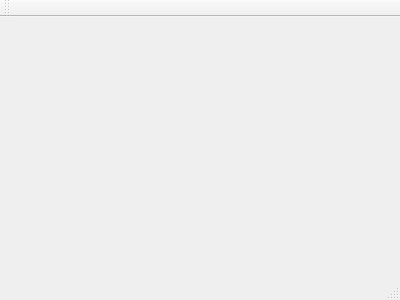
Above: mainwindow.ui from JanusErasmus/qt-finance before the change. Below: the same form after it.
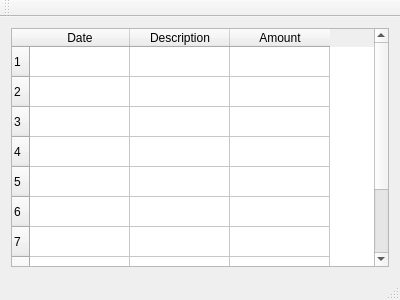
That is the form after the change.

Diff of the .ui file:
```diff
--- a/mainwindow.ui
+++ b/mainwindow.ui
@@ -12,13 +12,66 @@
   <property name="windowTitle" >
    <string>MainWindow</string>
   </property>
-  <widget class="QMenuBar" name="menuBar" />
-  <widget class="QToolBar" name="mainToolBar" />
-  <widget class="QWidget" name="centralWidget" />
-  <widget class="QStatusBar" name="statusBar" />
+  <widget class="QWidget" name="centralWidget">
+   <layout class="QHBoxLayout" name="horizontalLayout">
+    <item>
+     <widget class="QTableWidget" name="transactionTable">
+      <property name="rowCount">
+       <number>10</number>
+      </property>
+      <property name="columnCount">
+       <number>3</number>
+      </property>
+      <row/>
+      <row/>
+      <row/>
+      <row/>
+      <row/>
+      <row/>
+      <row/>
+      <row/>
+      <row/>
+      <row/>
+      <column>
+       <property name="text">
+        <string>Date</string>
+       </property>
+      </column>
+      <column>
+       <property name="text">
+        <string>Description</string>
+       </property>
+      </column>
+      <column>
+       <property name="text">
+        <string>Amount</string>
+       </property>
+      </column>
+     </widget>
+    </item>
+   </layout>
+  </widget>
+  <widget class="QMenuBar" name="menuBar">
+   <property name="geometry">
+    <rect>
+     <x>0</x>
+     <y>0</y>
+     <width>400</width>
+     <height>25</height>
+    </rect>
+   </property>
+  </widget>
+  <widget class="QToolBar" name="mainToolBar">
+   <attribute name="toolBarArea">
+    <enum>TopToolBarArea</enum>
+   </attribute>
+   <attribute name="toolBarBreak">
+    <bool>false</bool>
+   </attribute>
+  </widget>
+  <widget class="QStatusBar" name="statusBar"/>
  </widget>
- <layoutDefault spacing="6" margin="11" />
- <pixmapfunction></pixmapfunction>
+ <layoutdefault spacing="6" margin="11"/>
  <resources/>
  <connections/>
 </ui>
```
Left out of the diff: 7 changed lines with no effect on the pictures.
